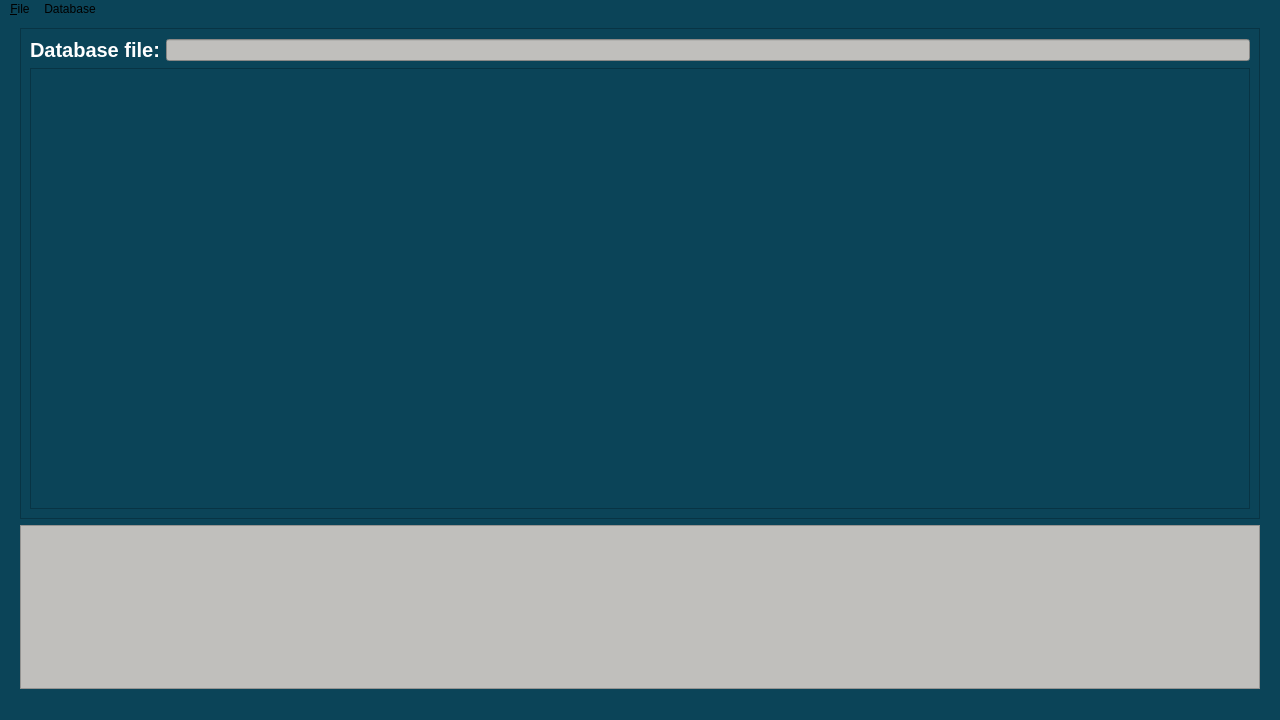
mevid93/credex, file ui/mainwindow.ui: the form before one commit.
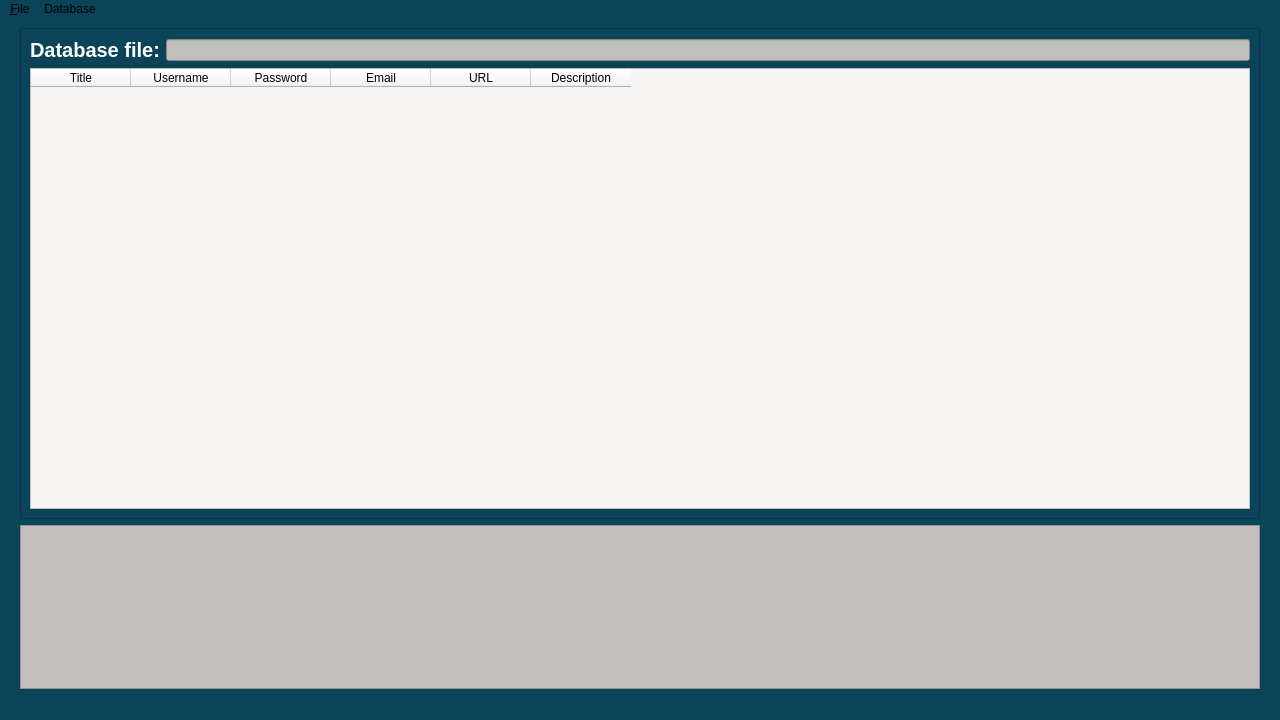
The form after the commit.

Patch:
```diff
--- a/ui/mainwindow.ui
+++ b/ui/mainwindow.ui
@@ -77,7 +77,45 @@
        <item>
         <layout class="QVBoxLayout" name="credentialsLayout">
          <item>
-          <widget class="QListWidget" name="listWidget"/>
+          <widget class="QTableWidget" name="tableWidget">
+           <property name="styleSheet">
+            <string notr="true">background-color: rgb(246, 245, 244);
+color: rgb(0, 0, 0);</string>
+           </property>
+           <property name="columnCount">
+            <number>6</number>
+           </property>
+           <column>
+            <property name="text">
+             <string>Title</string>
+            </property>
+           </column>
+           <column>
+            <property name="text">
+             <string>Username</string>
+            </property>
+           </column>
+           <column>
+            <property name="text">
+             <string>Password</string>
+            </property>
+           </column>
+           <column>
+            <property name="text">
+             <string>Email</string>
+            </property>
+           </column>
+           <column>
+            <property name="text">
+             <string>URL</string>
+            </property>
+           </column>
+           <column>
+            <property name="text">
+             <string>Description</string>
+            </property>
+           </column>
+          </widget>
          </item>
         </layout>
        </item>
```
